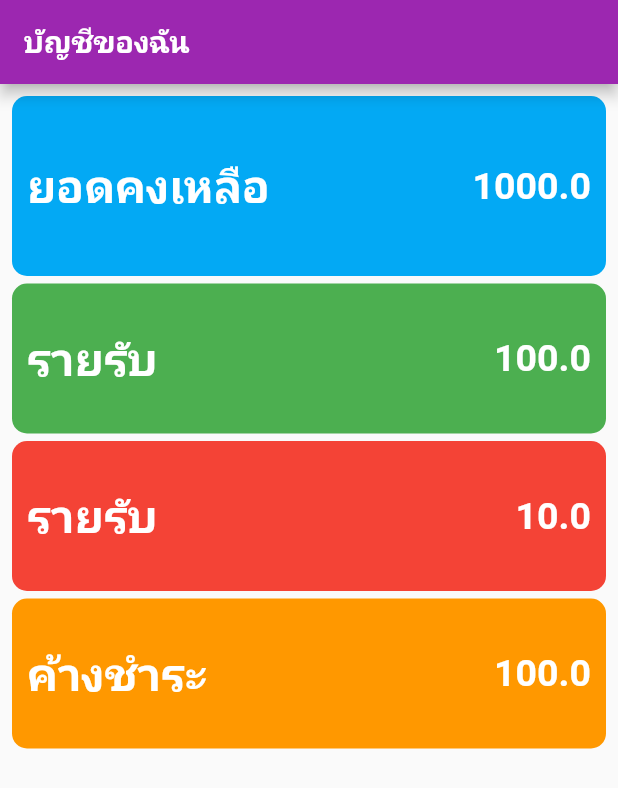
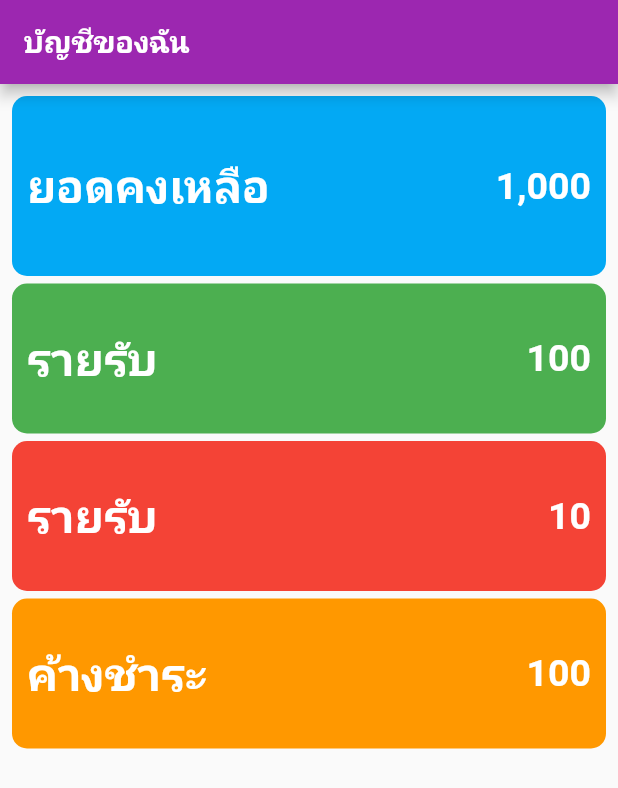
Before and after one commit to siraphak/basic_flutter, a Flutter app: the screen it shows after launch, on a phone screen of 412 x 824 dp. Shown: the top 788 px of the screen. Run offline on Flutter 3.47's test engine with Material 2 defaults, Android fonts, the phone set to English and light mode, and no system bars.

Commit message:
add intl

```diff
--- a/lib/MoneyBox.dart
+++ b/lib/MoneyBox.dart
@@ -1,4 +1,5 @@
 import 'package:flutter/material.dart';
+import 'package:intl/intl.dart';
 
 //สร้าง container ต้นแบบ
 class MoneyBox extends StatelessWidget {
@@ -26,7 +27,7 @@ class MoneyBox extends StatelessWidget {
           ),
           Expanded(
             child: Text(
-              amount.toString(),
+              '${NumberFormat("#,###.##").format(amount)}',
               style: TextStyle(
                   fontSize: 25,
                   color: Colors.white,
--- a/pubspec.yaml
+++ b/pubspec.yaml
@@ -29,6 +29,7 @@ dependencies:
   # Use with the CupertinoIcons class for iOS style icons.
   cupertino_icons: ^1.0.0
   flutter_launcher_icons: ^0.9.0
+  intl: ^0.17.0
 
 flutter_icons:
   android: true
```
